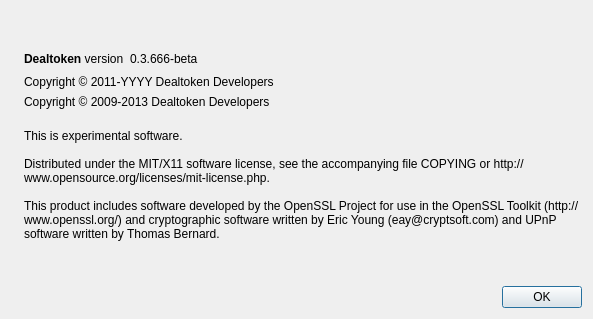
wolfoxonly/dake, file src/qt/forms/aboutdialog.ui: the form before one commit.
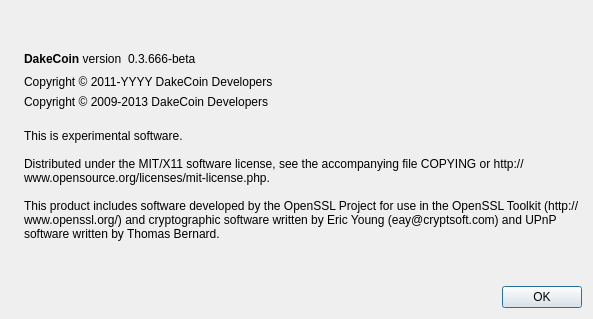
The form after the commit. Icons and pictures are not drawn.

Diff of the .ui file:
```diff
--- a/src/qt/forms/aboutdialog.ui
+++ b/src/qt/forms/aboutdialog.ui
@@ -50,7 +50,7 @@
           <cursorShape>IBeamCursor</cursorShape>
          </property>
          <property name="text">
-          <string>&lt;b&gt;Dealtoken&lt;/b&gt; version</string>
+          <string>&lt;b&gt;DakeCoin&lt;/b&gt; version</string>
          </property>
          <property name="textInteractionFlags">
           <set>Qt::LinksAccessibleByMouse|Qt::TextSelectableByKeyboard|Qt::TextSelectableByMouse</set>
@@ -91,7 +91,7 @@
         <cursorShape>IBeamCursor</cursorShape>
        </property>
        <property name="text">
-        <string>Copyright &amp;copy; 2011-YYYY Dealtoken Developers</string>
+        <string>Copyright &amp;copy; 2011-YYYY DakeCoin Developers</string>
        </property>
        <property name="textFormat">
         <enum>Qt::RichText</enum>
@@ -107,7 +107,7 @@
         <cursorShape>IBeamCursor</cursorShape>
        </property>
        <property name="text">
-        <string notr="true">Copyright &amp;copy; 2009-2013 Dealtoken Developers</string>
+        <string notr="true">Copyright &amp;copy; 2009-2013 DakeCoin Developers</string>
        </property>
        <property name="textFormat">
         <enum>Qt::RichText</enum>
```
Left out of the diff: 10 changed lines with no effect on the pictures.
